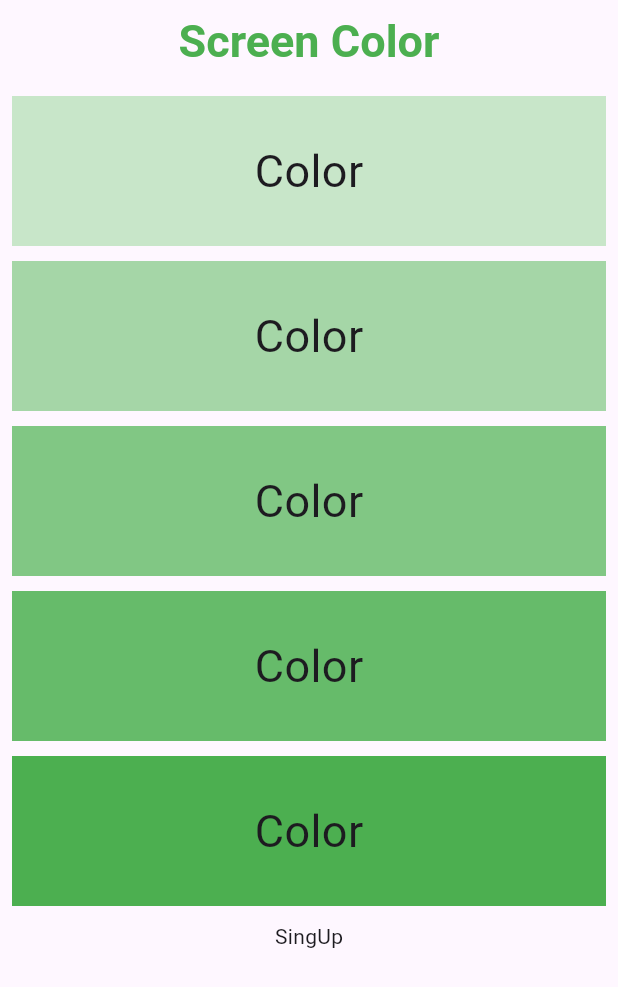
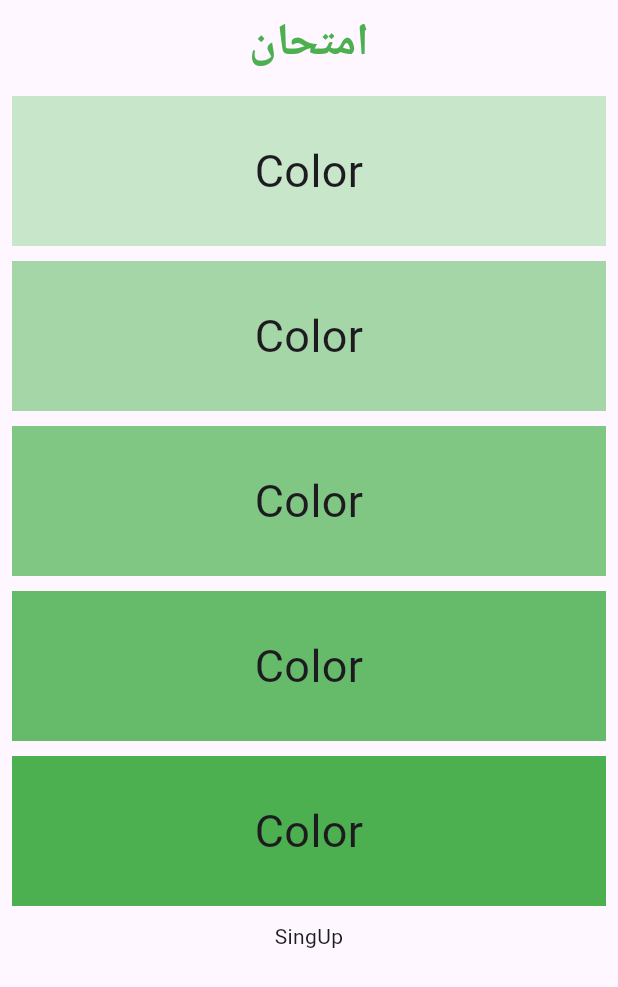
Before and after one commit to RubelJSE/flutter_Project, a Flutter app: the screen it shows after launch, on a phone screen of 412 x 824 dp. Shown: the top 987 px of the screen. Run offline on Flutter 3.47's test engine with Material 3 defaults, Android fonts, the phone set to English and light mode, and no system bars; generated files the repository leaves out were written again; Roboto replaces fonts that are missing (Poppins-Regular).

Commit message:
language change

```diff
--- a/lib/constants/screenColor.dart
+++ b/lib/constants/screenColor.dart
@@ -1,6 +1,7 @@
 import 'package:flutter/material.dart';
 import 'package:my_flutter_app/constants/button_class.dart';
 import 'package:my_flutter_app/constants/text_style.dart';
+import 'package:flutter_gen/gen_l10n/app_localizations.dart';
 
 import 'colorTwo.dart';
 
@@ -16,7 +17,7 @@ class _ScreenColorState extends State<ScreenColor> {
   Widget build(BuildContext context) {
     return Scaffold(
         appBar: AppBar(
-          title: Text("Screen Color", style: headingStyle),
+          title: Text(AppLocalizations.of(context)?.test??'', style: headingStyle),
           centerTitle: true,
         ),
         body: SingleChildScrollView(
--- /dev/null
+++ b/lib/l10n/app_ar.arb
@@ -0,0 +1,4 @@
+{
+"test":"امتحان"
+
+}
--- /dev/null
+++ b/lib/l10n/app_bn.arb
@@ -0,0 +1,3 @@
+{
+"test":"পরীক্ষা"
+}
--- /dev/null
+++ b/lib/l10n/app_en.arb
@@ -0,0 +1,6 @@
+{
+"@test":{
+"test":"TEST"
+},
+"test":"TST"
+}
--- a/lib/main.dart
+++ b/lib/main.dart
@@ -3,6 +3,8 @@ import 'package:my_flutter_app/constants/screenColor.dart';
 import 'package:my_flutter_app/myfirstapp.dart';
 import 'package:my_flutter_app/screen/home_page.dart';
 import 'package:my_flutter_app/screen/home_pagetwo.dart';
+import 'package:flutter_gen/gen_l10n/app_localizations.dart';
+import 'package:flutter_localizations/flutter_localizations.dart';
 
 void main() {
   runApp(const MyApp());
@@ -14,9 +16,25 @@ class MyApp extends StatelessWidget {
 
   @override
   Widget build(BuildContext context) {
+    Locale _local = Locale('ar');
+
+
     return MaterialApp(
       debugShowCheckedModeBanner: false,
       title: 'Flutter Demo',
+      locale: _local,
+      localizationsDelegates: const[
+        AppLocalizations.delegate,
+        GlobalMaterialLocalizations.delegate,
+        GlobalWidgetsLocalizations.delegate,
+        GlobalCupertinoLocalizations.delegate,
+
+      ],
+      supportedLocales: const [
+        Locale('bn'),
+        Locale('en'),
+        Locale('ar')
+      ],
       theme: ThemeData(
 
         colorScheme: ColorScheme.fromSeed(seedColor: Colors.deepPurple),
--- a/pubspec.yaml
+++ b/pubspec.yaml
@@ -35,6 +35,7 @@ dependencies:
   # The following adds the Cupertino Icons font to your application.
   # Use with the CupertinoIcons class for iOS style icons.
   cupertino_icons: ^1.0.6
+  flutter_localization: ^0.2.2
 
 dev_dependencies:
   flutter_test:
@@ -57,6 +58,7 @@ flutter:
   # included with your application, so that you can use the icons in
   # the material Icons class.
   uses-material-design: true
+  generate: true
 
   # To add assets to your application, add an assets section, like this:
   # assets:
```
Also changed, not shown: pubspec.lock, 5 other files.
